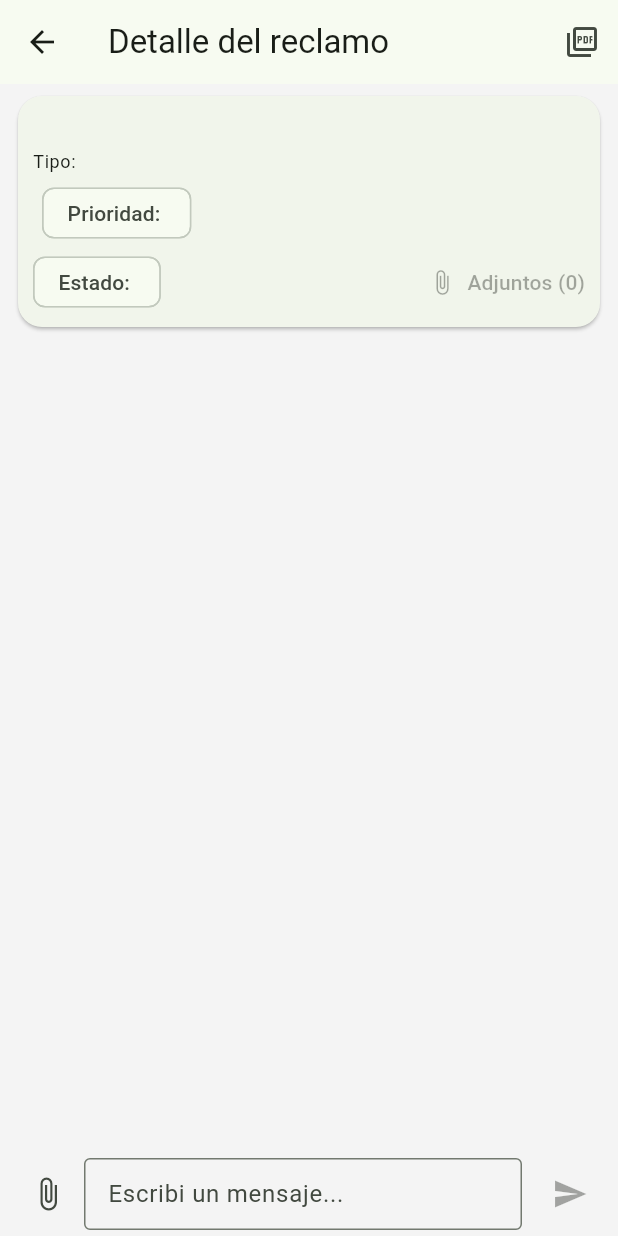
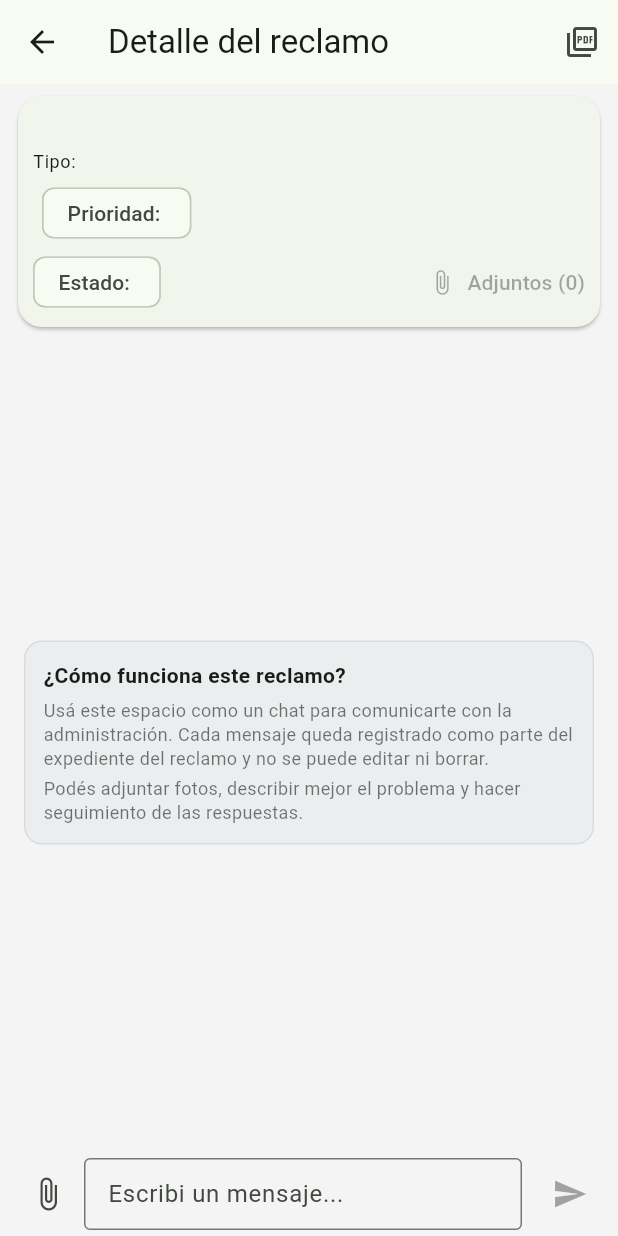
Before and after one commit to Ferchu-81/Consorcio_360, a Flutter app: the ReclamoDetailScreen screen opened directly with empty values, on a phone screen of 412 x 824 dp. Run offline on Flutter 3.47's test engine with Material 3 defaults, Android fonts, the phone set to English and light mode, and no system bars; our stand-ins replace file_picker, fl_chart, google_sign_in, image_picker, pdf, printing and 3 more; missing offline and left inert: syncfusion_flutter_pdfviewer; accounts and stored records are empty.

Commit message:
feat: branding login, ayuda en reclamos y acceso a bases legales

```diff
--- a/lib/features/expensas/presentation/expensas_admin_tab.dart
+++ b/lib/features/expensas/presentation/expensas_admin_tab.dart
@@ -87,7 +87,7 @@ class _ExpensasAdminTabState extends State<ExpensasAdminTab> {
       initialDate: inicial,
       firstDate: DateTime(2000),
       lastDate: DateTime(2100),
-      helpText: 'SeleccionÃ¡ periodo DESDE',
+      helpText: 'Seleccioná periodo DESDE',
     );
 
     if (date != null) {
@@ -107,7 +107,7 @@ class _ExpensasAdminTabState extends State<ExpensasAdminTab> {
       initialDate: inicial,
       firstDate: DateTime(2000),
       lastDate: DateTime(2100),
-      helpText: 'SeleccionÃ¡ periodo HASTA',
+      helpText: 'Seleccioná periodo HASTA',
     );
 
     if (date != null) {
@@ -212,7 +212,7 @@ class _ExpensasAdminTabState extends State<ExpensasAdminTab> {
                         itemBuilder: (context, index) {
                           final e = expensas[index];
 
-                          // Buscar datos de la unidad para mostrar su cÃ³digo.
+                          // Buscar datos de la unidad para mostrar su código.
                           final unidadMap = _unidades.firstWhere(
                             (u) => u['id'] == e.unidadId,
                             orElse: () => <String, dynamic>{},
--- a/lib/features/reclamos/presentation/main_home_screen.dart
+++ b/lib/features/reclamos/presentation/main_home_screen.dart
@@ -133,7 +133,7 @@ class _MainHomeScreenState extends State<MainHomeScreen> {
         body: const Center(
           child: Text(
             'No hay contexto seleccionado.\n'
-            'Volvé a la pantalla anterior.'
+            'Volvé a la pantalla anterior.',
             textAlign: TextAlign.center,
           ),
         ),
--- a/lib/features/reclamos/presentation/reclamo_detail_screen.dart
+++ b/lib/features/reclamos/presentation/reclamo_detail_screen.dart
@@ -12,6 +12,61 @@ import 'package:pdf/widgets.dart' as pw;
 import 'package:provider/provider.dart';
 import 'package:supabase_flutter/supabase_flutter.dart';
 import 'package:consorcio_360/shared/pdf/pdf_actions.dart';
+
+class _ReclamoEmptyHint extends StatelessWidget {
+  const _ReclamoEmptyHint();
+
+  @override
+  Widget build(BuildContext context) {
+    return Center(
+      child: Padding(
+        padding: const EdgeInsets.symmetric(horizontal: 16, vertical: 8),
+        child: Container(
+          padding: const EdgeInsets.all(12),
+          decoration: BoxDecoration(
+            color: Colors.blueGrey.withValues(alpha: 0.06),
+            borderRadius: BorderRadius.circular(12),
+            border: Border.all(
+              color: Colors.blueGrey.withValues(alpha: 0.15),
+            ),
+          ),
+          child: Column(
+            mainAxisSize: MainAxisSize.min,
+            crossAxisAlignment: CrossAxisAlignment.start,
+            children: const [
+              Text(
+                '¿Cómo funciona este reclamo?',
+                style: TextStyle(
+                  fontSize: 14,
+                  fontWeight: FontWeight.w600,
+                ),
+              ),
+              SizedBox(height: 6),
+              Text(
+                'Usá este espacio como un chat para comunicarte con la administración. Cada mensaje queda registrado como parte del expediente del reclamo y no se puede editar ni borrar.',
+                style: TextStyle(
+                  fontSize: 12,
+                  height: 1.3,
+                  color: Colors.black54,
+                ),
+              ),
+              SizedBox(height: 4),
+              Text(
+                'Podés adjuntar fotos, describir mejor el problema y hacer seguimiento '
+                'de las respuestas.',
+                style: TextStyle(
+                  fontSize: 12,
+                  height: 1.3,
+                  color: Colors.black54,
+                ),
+              ),
+            ],
+          ),
+        ),
+      ),
+    );
+  }
+}
 
 class ReclamoDetailScreen extends StatefulWidget {
   final String reclamoId;
@@ -602,7 +657,9 @@ class _ReclamoDetailScreenState extends State<ReclamoDetailScreen> {
     }
 
     final doc = pw.Document();
-    final estadoActual = _reclamo!['estado']?.toString() ?? 'PENDIENTE';
+    final estadoActualRaw = _reclamo!['estado']?.toString() ?? 'PENDIENTE';
+    final estadoActual =
+        estadoActualRaw.trim().toUpperCase().replaceAll(' ', '_');
     final estadoLabel = formatEnumLabel(estadoActual);
     final prioridadLabel = formatEnumLabel(
       _reclamo!['prioridad']?.toString() ?? '',
@@ -848,7 +905,9 @@ class _ReclamoDetailScreenState extends State<ReclamoDetailScreen> {
                             Text('Estado:', style: theme.textTheme.bodySmall),
                             const SizedBox(width: 4),
                             DropdownButton<String>(
-                              value: estadoActual,
+                              value: _estadosPosibles.contains(estadoActual)
+                                  ? estadoActual
+                                  : null,
                               underline: const SizedBox.shrink(),
                               items: _estadosPosibles
                                   .map(
@@ -909,15 +968,19 @@ class _ReclamoDetailScreenState extends State<ReclamoDetailScreen> {
             ),
           ),
           Expanded(
-            child: ListView.builder(
+            child: _mensajes.isEmpty
+                ? const _ReclamoEmptyHint()
+                : ListView.builder(
                     controller: _scrollController,
-              padding: const EdgeInsets.symmetric(horizontal: 12, vertical: 8),
+                    padding:
+                        const EdgeInsets.symmetric(horizontal: 12, vertical: 8),
                     itemCount: _mensajes.length,
                     itemBuilder: (context, index) {
                       final m = _mensajes[index];
                       final esMio = m['usuario_id'] == userId;
 
-                final fechaStr = formatShortDateFromIso(m['fecha_mensaje']);
+                      final fechaStr =
+                          formatShortDateFromIso(m['fecha_mensaje']);
 
                       final usuarioMap =
                           (m['usuario'] as Map<String, dynamic>?) ?? {};
@@ -960,11 +1023,13 @@ class _ReclamoDetailScreenState extends State<ReclamoDetailScreen> {
                               vertical: 8,
                             ),
                             constraints: BoxConstraints(
-                        maxWidth: MediaQuery.of(context).size.width * 0.75,
+                              maxWidth:
+                                  MediaQuery.of(context).size.width * 0.75,
                             ),
                             decoration: BoxDecoration(
                               color: esMio
-                            ? const Color(0xFF2E7D32).withValues(alpha: 0.15)
+                                  ? const Color(0xFF2E7D32)
+                                      .withValues(alpha: 0.15)
                                   : Colors.grey.shade300,
                               borderRadius: BorderRadius.circular(12),
                             ),
--- a/lib/features/reclamos/presentation/reclamos_tab.dart
+++ b/lib/features/reclamos/presentation/reclamos_tab.dart
@@ -76,9 +76,9 @@ class _ReclamosTabState extends State<ReclamosTab> {
     switch (estado) {
       case 'PENDIENTE':
         return Colors.orange;
-      case 'EN_CURSO':
+      case 'EN CURSO':
         return Colors.blue;
-      case 'EN_ESPERA':
+      case 'EN ESPERA':
         return Colors.amber;
       case 'RESUELTO':
         return Colors.green;
--- a/lib/features/reclamos/presentation/reclamos_utils.dart
+++ b/lib/features/reclamos/presentation/reclamos_utils.dart
@@ -1,7 +1,7 @@
-/// Helpers compartidos para la secciÃ³n de reclamos.
+/// Helpers compartidos para la sección de reclamos.
 library;
 
-/// Convierte un ENUM tipo "EN_CURSO" a "En Curso".
+/// Convierte un ENUM tipo "EN CURSO" a "En Curso".
 String formatEnumLabel(String value) {
   if (value.isEmpty) return value;
   return value
```
Also changed, not shown: lib/features/auth/presentation/login_screen.dart (+35 -11 lines), lib/features/reclamos/presentation/consorcio_reclamos_screen.dart (+4 -4 lines), 1 other file. Lines whose indentation alone changed are shown as unchanged.
